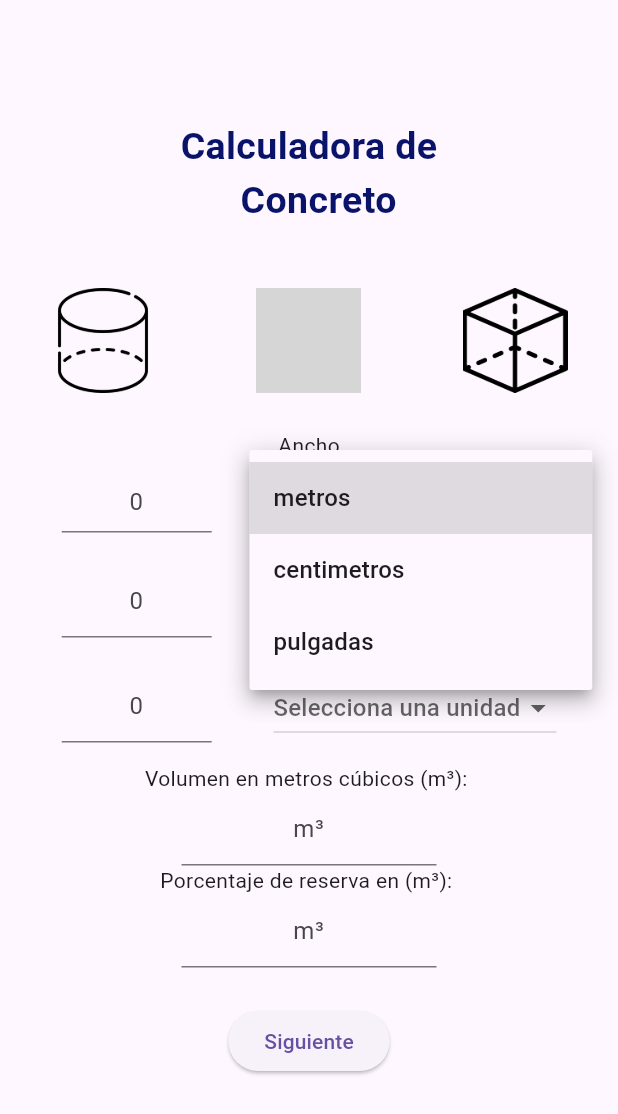
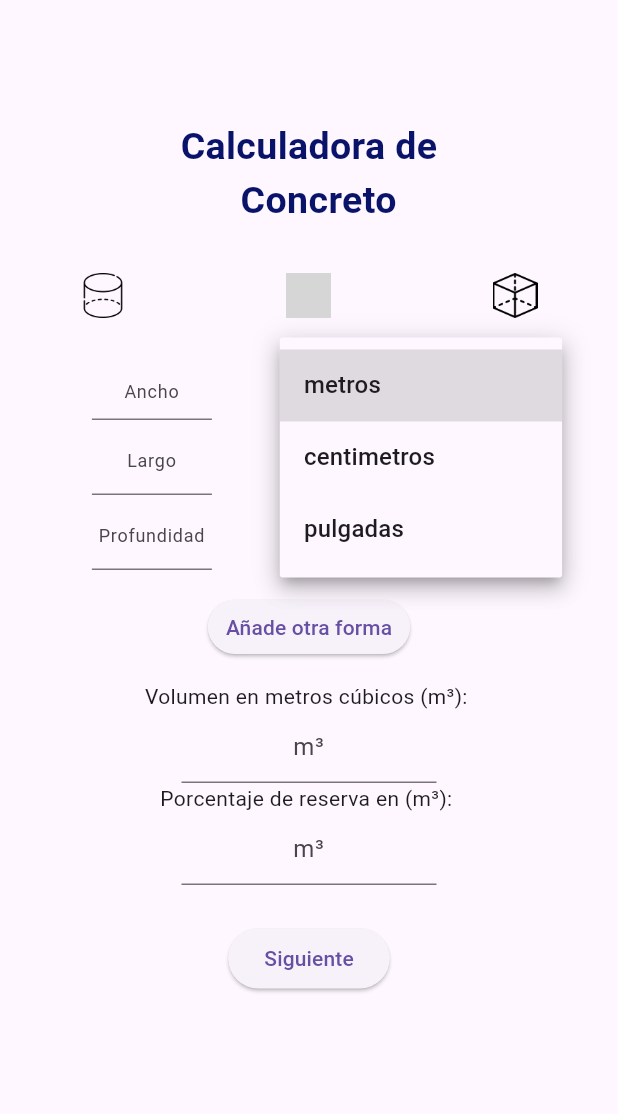
Before and after one commit to prissmarquez/calculadora-de-cemento-app, a Flutter app: the screen it shows after launch, after a tap on "Selecciona una unidad", on a phone screen of 412 x 824 dp. Shown: the top 1114 px of the screen. Run offline on Flutter 3.47's test engine with Material 3 defaults, Android fonts, the light colour scheme and no system bars; grey boxes are pictures that could not be loaded.

```diff
--- a/lib/components/mydropdownbutton.dart
+++ b/lib/components/mydropdownbutton.dart
@@ -15,8 +15,13 @@ class _DropdownbuttonState extends State<Mydropdownbutton> {
   @override
   Widget build(BuildContext context) {
     return  DropdownButton<String>(
+
       value: selectedValue,
-      hint: Text('Selecciona una unidad'),
+      hint: Text(
+        'Selecciona una unidad',
+        style:
+        TextStyle(fontSize: 12),
+        ),
       items: unidades.map<DropdownMenuItem<String>>((String value) {
         return DropdownMenuItem<String>(
           value: value,
--- a/lib/components/myselectableimage.dart
+++ b/lib/components/myselectableimage.dart
@@ -18,8 +18,8 @@ class Myselectableimage extends StatelessWidget {
     return GestureDetector(
       onTap: onTap,
       child: Container(
-        width: 70,
-        height: 70,
+        width: 30,
+        height: 30,
         decoration: BoxDecoration(
           border: Border.all(
             width: 1,
--- a/lib/main.dart
+++ b/lib/main.dart
@@ -1,4 +1,5 @@
 import 'package:cement_app/pages/mainPage.dart';
+import 'package:cement_app/pages/mainPage1.dart';
 import 'package:flutter/material.dart';
 
 void main() {
@@ -12,7 +13,7 @@ class MyApp extends StatelessWidget {
   @override
   Widget build(BuildContext context) {
     return MaterialApp(
-      home: Mainpage(),
+      home: Mainpage1(),
       debugShowCheckedModeBanner: false,
     );
   }
--- a/lib/pages/mainPage.dart
+++ b/lib/pages/mainPage.dart
@@ -1,5 +1,4 @@
 import 'package:cement_app/components/mydropdownbutton.dart';
-import 'package:cement_app/components/myradiobutton_resistencia.dart';
 import 'package:cement_app/components/myselectableimage.dart';
 import 'package:cement_app/pages/typePage.dart';
 import 'package:flutter/material.dart';
@@ -111,15 +110,16 @@ class _MainpageState extends State<Mainpage> {
 
 
             SizedBox(
-              height: 25
+              width: 30,
             ),
 
-            Text("Ancho"),
+
 
             Container(
               child: Row(
                 mainAxisAlignment: MainAxisAlignment.spaceEvenly,
                 children: [
+                  Text("Ancho"),
                   SizedBox(
                     width: 100,
                     height: 50,
@@ -143,8 +143,7 @@ class _MainpageState extends State<Mainpage> {
 
             Text("Largo"),
 
-            Container(
-              child: Row(
+            Row(
               mainAxisAlignment: MainAxisAlignment.spaceEvenly,
               children: [
                 SizedBox(
@@ -166,7 +165,6 @@ class _MainpageState extends State<Mainpage> {
                  //para eligir la unidadd
                 Mydropdownbutton()
               ],
-              ),
             ),
 
             Text("Profundidad"),
--- /dev/null
+++ b/lib/pages/mainPage1.dart
@@ -0,0 +1,258 @@
+import 'package:cement_app/components/mydropdownbutton.dart';
+import 'package:cement_app/components/myselectableimage.dart';
+import 'package:cement_app/pages/typePage.dart';
+import 'package:flutter/material.dart';
+import 'package:flutter/services.dart';
+
+class Mainpage1 extends StatefulWidget {
+  const Mainpage1({super.key});
+
+  @override
+  State<Mainpage1> createState() => _MainpageState();
+}
+
+class _MainpageState extends State<Mainpage1> {
+  String? selectedImage;
+
+  @override
+  Widget build(BuildContext context) {
+    return Scaffold(
+      body: SingleChildScrollView(
+        child: Padding(
+        padding: EdgeInsets.only(top: 80),
+        child: Column(
+          children: [
+            Text(
+              "Calculadora de\n  Concreto",
+              textAlign: TextAlign.center,
+              style: TextStyle(
+                fontSize: 25,
+                fontWeight: FontWeight.bold,
+                color: const Color.fromARGB(255, 10, 19, 106),
+              ),
+            ),
+
+            SizedBox(height: 30),
+
+            // Container(
+            //   child: Row(
+            //     mainAxisAlignment: MainAxisAlignment.spaceAround,
+            //     children: [
+            //       Container(
+            //         width: 50,
+            //         height: 50,
+            //         decoration: BoxDecoration(
+            //           image: DecorationImage(
+            //             image: AssetImage("lib/images/cilindro.png"),
+            //           ),
+            //         ),
+            //       ),
+
+            //       Container(
+            //         width: 50,
+            //         height: 50,
+            //         decoration: BoxDecoration(
+            //           image: DecorationImage(
+            //             image: AssetImage("lib/images/cono.png"),
+            //           ),
+            //         ),
+            //       ),
+
+            //       Container(
+            //         width: 50,
+            //         height: 50,
+            //         decoration: BoxDecoration(
+            //           image: DecorationImage(
+            //             image: AssetImage("lib/images/invertir.png"),
+            //           ),
+            //         ),
+            //       ),
+            //     ]-,
+            //   ),
+            // ),
+
+            Container(
+              child: Column(
+                children: [
+                  Row(
+              mainAxisAlignment: MainAxisAlignment.spaceAround,
+              children: [
+                Myselectableimage(
+                  imagePath: "lib/images/cilindro.png",
+                  //Tú pasas valores al widget MySelectableImage
+                  isSelected: selectedImage == "lib/images/cilindro.png",
+                  //es la función que se ejecuta cuando el usuario toca la imagen.
+                  //En este caso, cambia la variable selectedImage
+                  onTap: () {
+                    setState(() {
+                      selectedImage = "lib/images/cilindro.png";
+                    });
+                  },
+                ),
+
+                Myselectableimage(
+                  imagePath: "lib/images/cono.png",
+                  isSelected: selectedImage == "lib/images/cono.png",
+                  onTap: () {
+                    setState(() {
+                      selectedImage = "lib/images/cono.png";
+                    });
+                  },
+                ),
+
+                Myselectableimage(
+                  imagePath: "lib/images/invertir.png",
+                  isSelected: selectedImage == "lib/images/invertir.png",
+                  onTap: () {
+                    setState(() {
+                      selectedImage = "lib/images/invertir.png";
+                    });
+                  },
+                ),
+              ],
+            ),
+
+            SizedBox(height: 20),
+
+            Row(
+              mainAxisAlignment: MainAxisAlignment.spaceEvenly,
+              children: [
+                SizedBox(
+                  width: 80,
+                  height: 50,
+                  child: TextField(
+                    textAlignVertical: TextAlignVertical.center,
+                    keyboardType: TextInputType.number,
+                    inputFormatters: <TextInputFormatter>[
+                      FilteringTextInputFormatter
+                          .digitsOnly, // Allow only digits
+                    ],
+                    textAlign: TextAlign.center,
+                    decoration: InputDecoration(
+                      hintStyle: TextStyle(fontSize: 12),
+                      hintText: "Ancho",
+                    ),
+                  ),
+                ),
+                //para eligir la unidadd
+                Mydropdownbutton(),
+              ],
+            ),
+
+            Row(
+              mainAxisAlignment: MainAxisAlignment.spaceEvenly,
+              children: [
+                SizedBox(
+                  width: 80,
+                  height: 50,
+                  child: TextField(
+                    keyboardType: TextInputType.number,
+                    inputFormatters: <TextInputFormatter>[
+                      FilteringTextInputFormatter
+                          .digitsOnly, // Allow only digits
+                    ],
+                    textAlign: TextAlign.center,
+                    decoration: InputDecoration(
+                      hintStyle: TextStyle(fontSize: 12),
+                      hintText: "Largo",
+                    ),
+                  ),
+                ),
+
+                //para eligir la unidadd
+                Mydropdownbutton(),
+              ],
+            ),
+
+            Row(
+              mainAxisAlignment: MainAxisAlignment.spaceEvenly,
+              children: [
+                //es el textField
+                SizedBox(
+                  width: 80,
+                  height: 50,
+                  child: TextField(
+                    keyboardType: TextInputType.number,
+                    inputFormatters: <TextInputFormatter>[
+                      FilteringTextInputFormatter
+                          .digitsOnly, // Allow only digits
+                    ],
+                    textAlign: TextAlign.center,
+                    decoration: InputDecoration(
+                      hintStyle: TextStyle(fontSize: 12),
+                      hintText: "Profundidad",
+                    ),
+                  ),
+                ),
+                //para eligir la unidadd
+                Mydropdownbutton(),
+              ],
+            ),
+                ],
+              ),
+            ),
+
+
+            SizedBox(height: 12),
+
+            ElevatedButton(
+              style: ElevatedButton.styleFrom(
+                padding: EdgeInsets.symmetric(
+                  horizontal: 12,
+                  vertical: 8,
+                ), // reduce espacio interno
+                minimumSize: Size(50, 30), // tamaño mínimo del botón
+              ),
+              onPressed: () {},
+              child: Text("Añade otra forma"),
+            ),
+
+            SizedBox(
+              height: 12,
+            ),
+
+            Text("Volumen en metros cúbicos (m³): "),
+
+            SizedBox(
+              width: 170,
+              child: TextField(
+                keyboardType: TextInputType.number,
+                inputFormatters: <TextInputFormatter>[
+                  FilteringTextInputFormatter.digitsOnly, // Allow only digits
+                ],
+                textAlign: TextAlign.center,
+                decoration: InputDecoration(hintText: "m³"),
+              ),
+            ),
+
+            Text("Porcentaje de reserva en (m³): "),
+
+            SizedBox(
+              width: 170,
+              child: TextField(
+                keyboardType: TextInputType.number,
+                inputFormatters: <TextInputFormatter>[
+                  FilteringTextInputFormatter.digitsOnly, // Allow only digits
+                ],
+                textAlign: TextAlign.center,
+                decoration: InputDecoration(hintText: "m³"),
+              ),
+            ),
+            SizedBox(height: 25),
+
+            ElevatedButton(
+              onPressed: () {
+                Navigator.push(
+                  context,
+                  MaterialPageRoute(builder: (context) => Typepage()),
+                );
+              },
+              child: Text("Siguiente"),
+            ),
+          ],
+        ),
+      ),
+      )
+    );
+  }
+}
```
Lines whose indentation alone changed are shown as unchanged.
